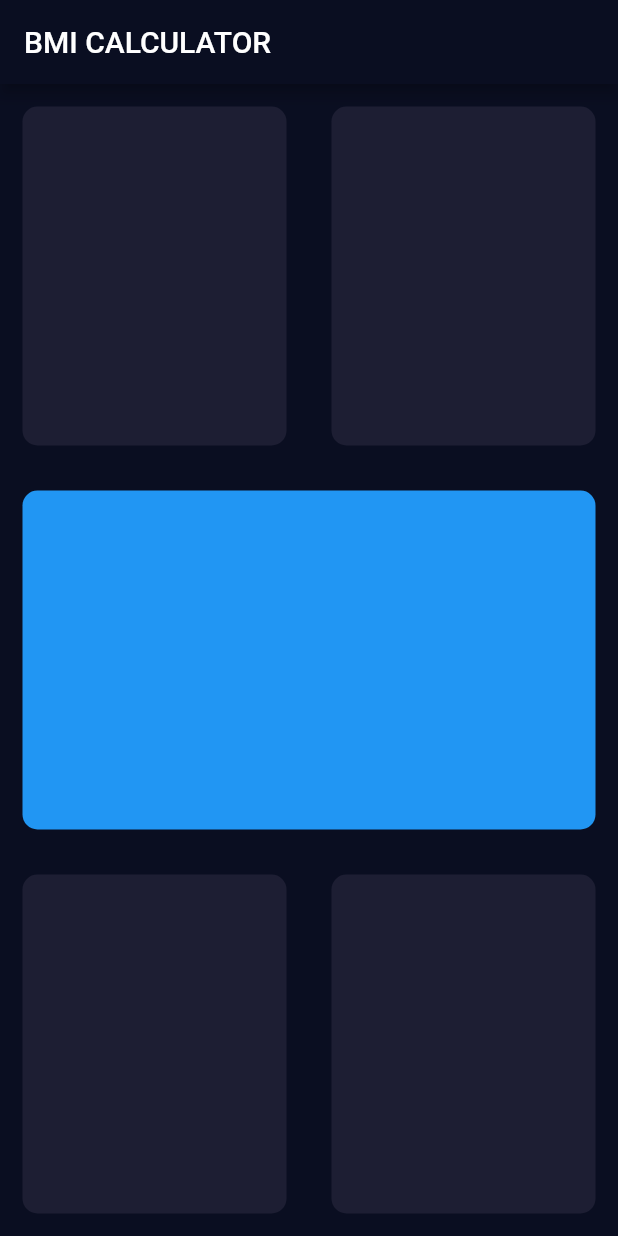
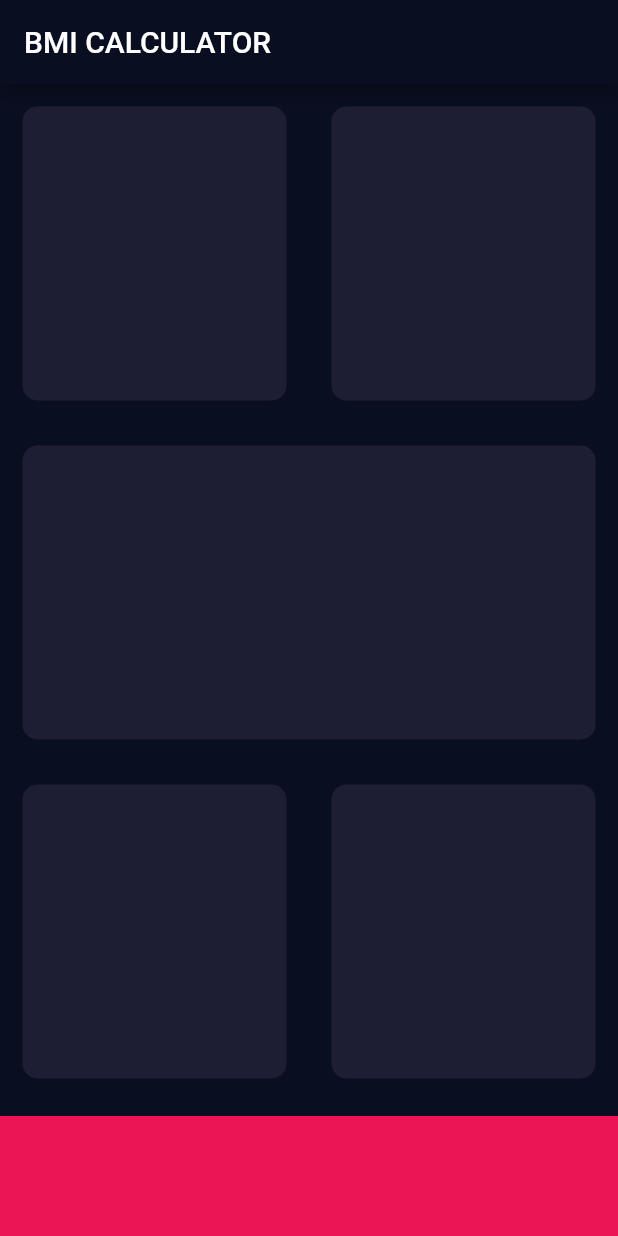
Before and after one commit to katratzi/bmi-flutter, a Flutter app: the screen it shows after launch, on a phone screen of 412 x 824 dp. Run offline on Flutter 3.47's test engine with Material 2 defaults, Android fonts, the phone set to English and light mode, and no system bars.

Commit message:
constants for our colours final keyword in the statelesswidget

```diff
--- a/lib/input_page.dart
+++ b/lib/input_page.dart
@@ -1,4 +1,8 @@
 import 'package:flutter/material.dart';
+
+const bottomContainerHeight = 80.0;
+const activeCardColour = Color(0xff1d1e33);
+const bottomContainerColour = Color(0xffeb1555);
 
 class InputPage extends StatefulWidget {
   @override
@@ -17,19 +21,25 @@ class _InputPageState extends State<InputPage> {
           Expanded(
             child: Row(
               children: <Widget>[
-                Expanded(child: ReusableCard(colour: Color(0xff1d1e33))),
-                Expanded(child: ReusableCard(colour: Color(0xff1d1e33))),
+                Expanded(child: ReusableCard(colour: activeCardColour)),
+                Expanded(child: ReusableCard(colour: activeCardColour)),
               ],
             ),
           ),
-          Expanded(child: ReusableCard(colour: Colors.blue)),
+          Expanded(child: ReusableCard(colour: activeCardColour)),
           Expanded(
             child: Row(
               children: <Widget>[
-                Expanded(child: ReusableCard(colour: Color(0xff1d1e33))),
-                Expanded(child: ReusableCard(colour: Color(0xff1d1e33))),
+                Expanded(child: ReusableCard(colour: activeCardColour)),
+                Expanded(child: ReusableCard(colour: activeCardColour)),
               ],
             ),
+          ),
+          Container(
+            margin: EdgeInsets.only(top: 10.0),
+            color: bottomContainerColour,
+            height: bottomContainerHeight,
+            width: double.infinity,
           ),
         ],
       ),
@@ -38,7 +48,7 @@ class _InputPageState extends State<InputPage> {
 }
 
 class ReusableCard extends StatelessWidget {
-  Color colour;
+  final Color colour;
 
   ReusableCard({@required this.colour});
 
```
